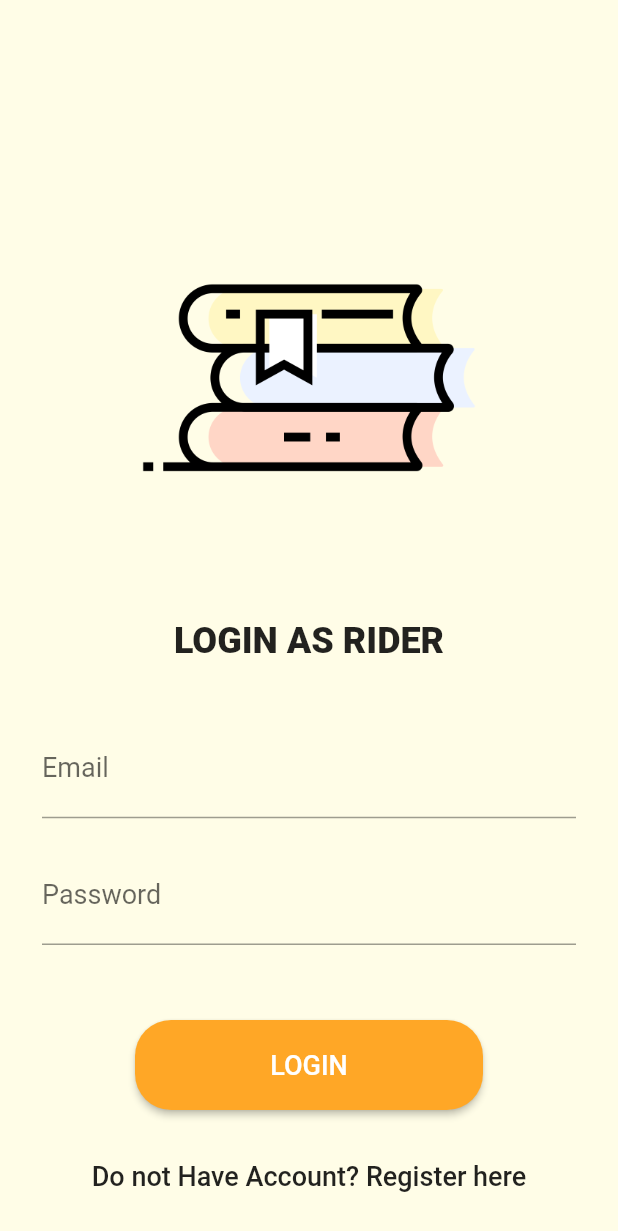
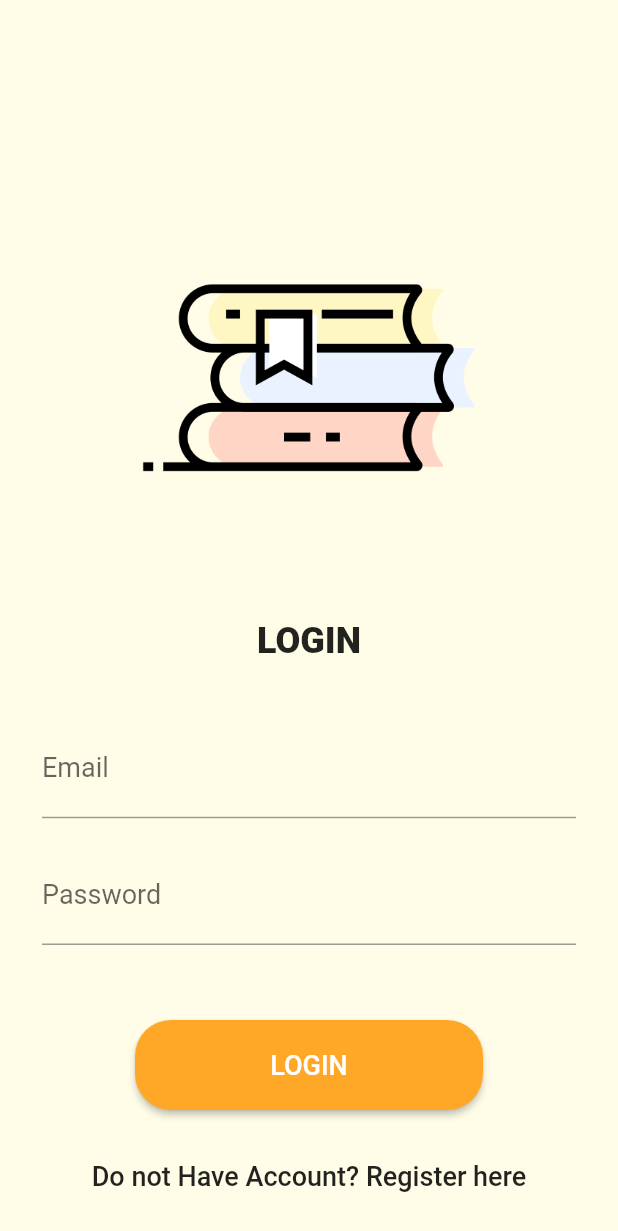
Before and after one commit to Pritheedas01/Book_record, a Flutter app: the screen it shows after launch, on a phone screen of 412 x 824 dp. Shown: the top 1231 px of the screen. Run offline on Flutter 3.47's test engine with Material 2 defaults, Android fonts, the phone set to English and light mode, and no system bars; our stand-ins replace cloud_firestore, firebase_auth, firebase_core, firebase_database, fluttertoast, font_awesome_flutter; accounts and stored records are empty.

Commit message:
Update loginScreen.dart

```diff
--- a/book_app/lib/AllScreens/loginScreen.dart
+++ b/book_app/lib/AllScreens/loginScreen.dart
@@ -37,7 +37,7 @@ class LoginScreen extends StatelessWidget {
                 height: 50.0,
               ),
               Text(
-                "LOGIN AS RIDER",
+                "LOGIN",
                 style: TextStyle(fontSize: 24.0, fontWeight: FontWeight.w800),
                 textAlign: TextAlign.center,
               ),
```
